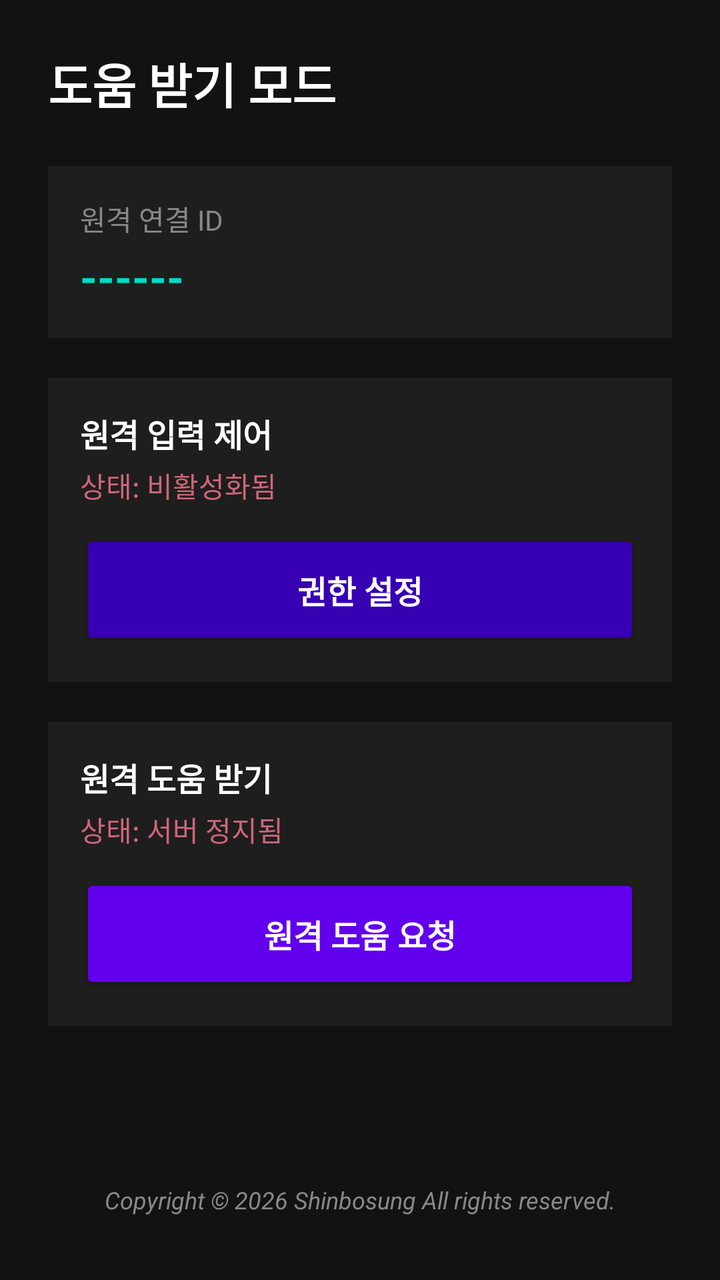
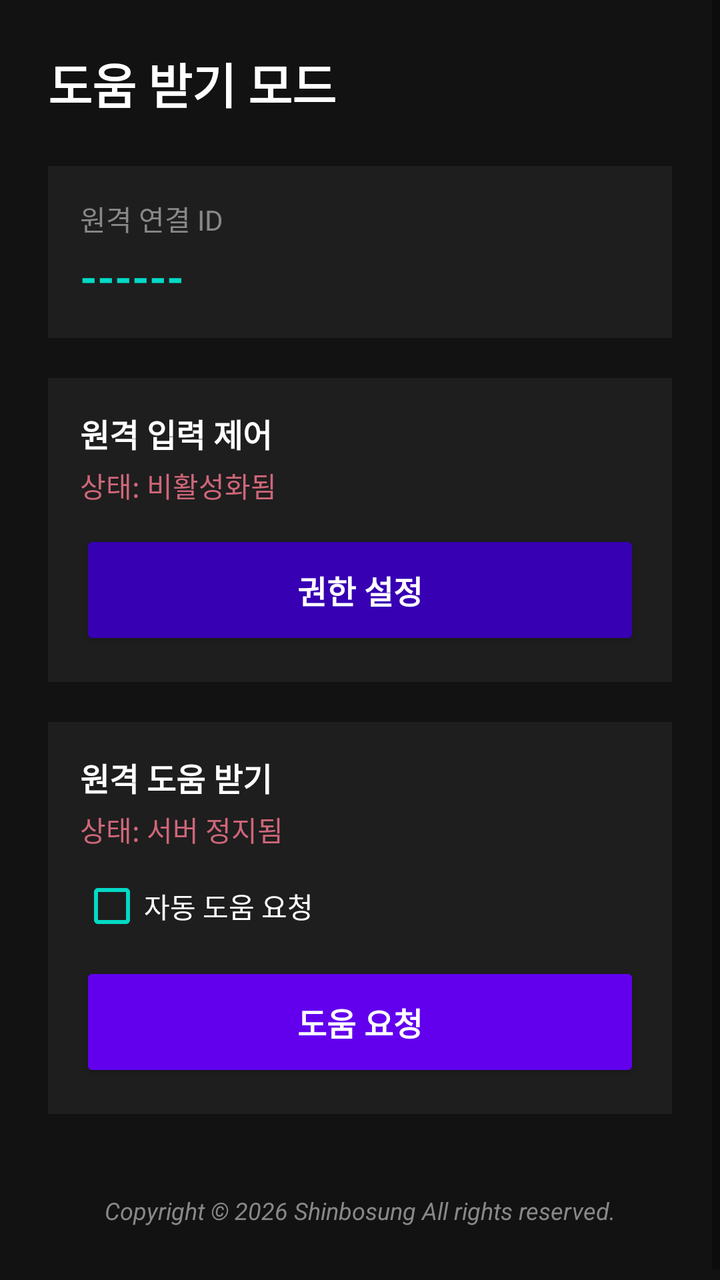

The first picture is an Android layout as it rendered before a commit; the second is the same layout after the commit. The layout source and the unified diff follow.
<!-- AndroidManifest.xml: application theme Theme.TeleControl -->
<!-- res/layout/activity_host.xml -->
<?xml version="1.0" encoding="utf-8"?>
<ScrollView xmlns:android="http://schemas.android.com/apk/res/android"
    android:layout_width="match_parent"
    android:layout_height="match_parent"
    android:background="#121212"
    android:fillViewport="true">

    <LinearLayout
        android:layout_width="match_parent"
        android:layout_height="wrap_content"
        android:orientation="vertical"
        android:padding="24dp">

        <TextView
            android:layout_width="wrap_content"
            android:layout_height="wrap_content"
            android:text="도움 받기 모드"
            android:textColor="#FFFFFF"
            android:textSize="24sp"
            android:textStyle="bold"
            android:layout_marginBottom="24dp"/>

        
        <LinearLayout
            android:layout_width="match_parent"
            android:layout_height="wrap_content"
            android:orientation="vertical"
            android:background="#1E1E1E"
            android:padding="16dp"
            android:layout_marginBottom="20dp">

            <TextView
                android:layout_width="wrap_content"
                android:layout_height="wrap_content"
                android:text="원격 연결 ID"
                android:textColor="#888888"
                android:textSize="14sp"/>

            <TextView
                android:id="@+id/txtIpAddress"
                android:layout_width="wrap_content"
                android:layout_height="wrap_content"
                android:text="------"
                android:textColor="#03DAC6"
                android:textSize="22sp"
                android:textStyle="bold"
                android:layout_marginTop="4dp"/>
        </LinearLayout>

        
        <LinearLayout
            android:layout_width="match_parent"
            android:layout_height="wrap_content"
            android:orientation="vertical"
            android:background="#1E1E1E"
            android:padding="16dp"
            android:layout_marginBottom="20dp">

            <TextView
                android:layout_width="wrap_content"
                android:layout_height="wrap_content"
                android:text="원격 입력 제어"
                android:textColor="#FFFFFF"
                android:textSize="16sp"
                android:textStyle="bold"/>

            <TextView
                android:id="@+id/txtAccessibilityStatus"
                android:layout_width="wrap_content"
                android:layout_height="wrap_content"
                android:text="상태: 비활성화됨"
                android:textColor="#CF6679"
                android:textSize="14sp"
                android:layout_marginTop="4dp"
                android:layout_marginBottom="12dp"/>

            <Button
                android:id="@+id/btnAccessibilitySetting"
                android:layout_width="match_parent"
                android:layout_height="60dp"
                android:text="권한 설정"
                android:textSize="16sp"
                android:textStyle="bold"
                android:backgroundTint="#3700B3"
                android:textColor="#FFFFFF"
                android:insetTop="0dp"
                android:insetBottom="0dp"/>
        </LinearLayout>

        
        <LinearLayout
            android:layout_width="match_parent"
            android:layout_height="wrap_content"
            android:orientation="vertical"
            android:background="#1E1E1E"
            android:padding="16dp"
            android:layout_marginBottom="20dp">

            <TextView
                android:layout_width="wrap_content"
                android:layout_height="wrap_content"
                android:text="원격 도움 받기"
                android:textColor="#FFFFFF"
                android:textSize="16sp"
                android:textStyle="bold"/>

            <TextView
                android:id="@+id/txtServerStatus"
                android:layout_width="wrap_content"
                android:layout_height="wrap_content"
                android:text="상태: 서버 정지됨"
                android:textColor="#CF6679"
                android:textSize="14sp"
                android:layout_marginTop="4dp"
                android:layout_marginBottom="12dp"/>

            <Button
                android:id="@+id/btnToggleServer"
                android:layout_width="match_parent"
                android:layout_height="60dp"
                android:text="원격 도움 요청"
                android:textSize="16sp"
                android:textStyle="bold"
                android:backgroundTint="#6200EE"
                android:textColor="#FFFFFF"
                android:insetTop="0dp"
                android:insetBottom="0dp"/>
        </LinearLayout>

        
        <View
            android:layout_width="match_parent"
            android:layout_height="0dp"
            android:layout_weight="1" />

        
        <TextView
            android:layout_width="wrap_content"
            android:layout_height="wrap_content"
            android:text="Copyright © 2026 Shinbosung All rights reserved."
            android:textColor="#888888"
            android:textSize="12sp"
            android:textStyle="italic"
            android:layout_gravity="center_horizontal"
            android:layout_marginTop="20dp"
            android:layout_marginBottom="8dp"/>

    </LinearLayout>
</ScrollView>
<!-- resources referenced by this layout -->
<resources>
  <style name="Theme.TeleControl" parent="Theme.AppCompat.DayNight.NoActionBar">
          
      </style>
</resources>

<!-- the commit's change to res/layout/activity_host.xml (unified diff, before → after) -->
@@ -114,11 +114,21 @@
                 android:layout_marginTop="4dp"
                 android:layout_marginBottom="12dp"/>
 
+            <CheckBox
+                android:id="@+id/chkAutoStart"
+                android:layout_width="wrap_content"
+                android:layout_height="wrap_content"
+                android:text="자동 도움 요청"
+                android:textColor="#FFFFFF"
+                android:textSize="14sp"
+                android:layout_marginBottom="12dp"
+                android:buttonTint="#03DAC6"/>
+
             <Button
                 android:id="@+id/btnToggleServer"
                 android:layout_width="match_parent"
                 android:layout_height="60dp"
-                android:text="원격 도움 요청"
+                android:text="도움 요청"
                 android:textSize="16sp"
                 android:textStyle="bold"
                 android:backgroundTint="#6200EE"
